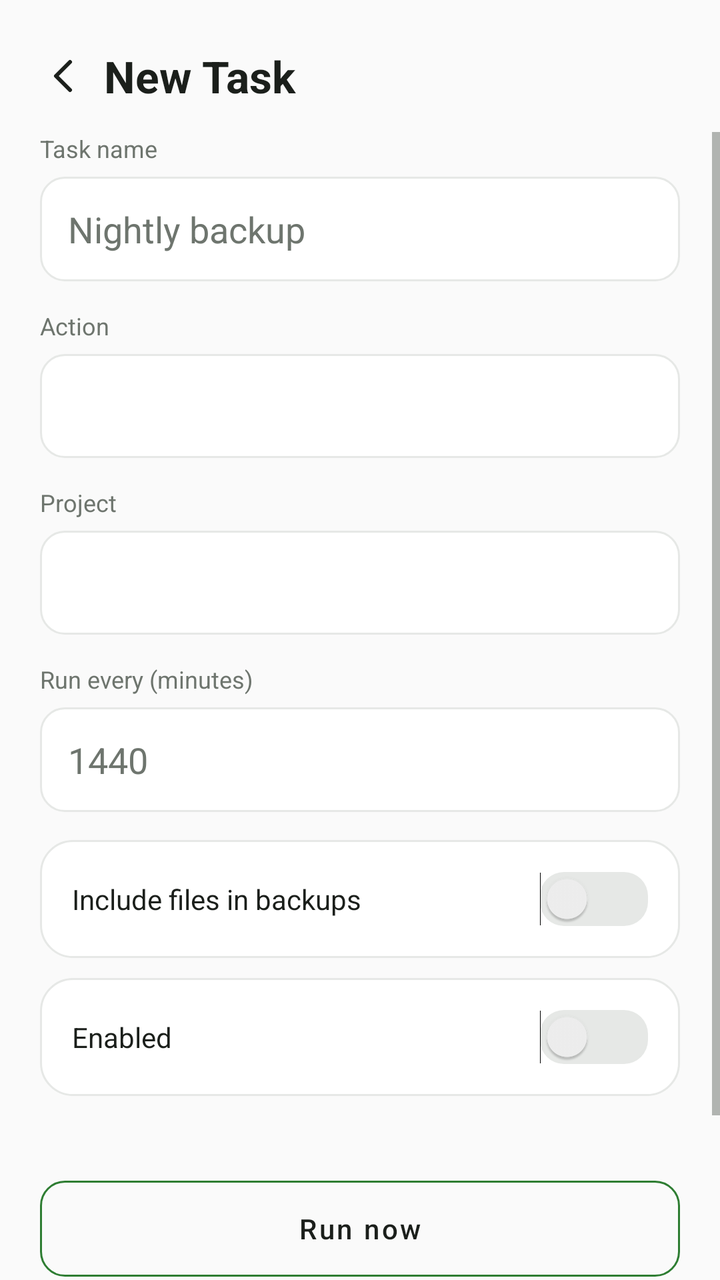
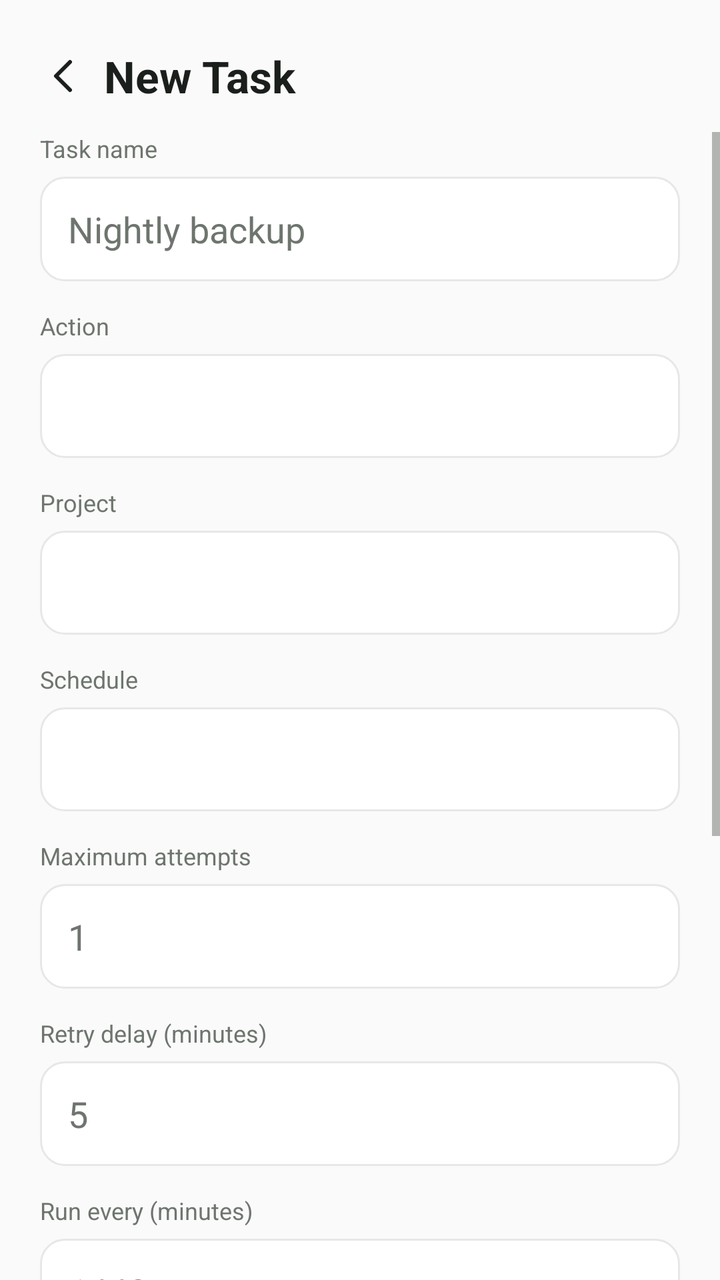

An Android layout rendered at two revisions. The XML below is the earlier revision; the diff shows what the commit changed to produce the second picture.
<!-- AndroidManifest.xml: activity theme Theme.PhoneServer.Home -->
<!-- res/layout/activity_task_edit.xml -->
<?xml version="1.0" encoding="utf-8"?>
<FrameLayout xmlns:android="http://schemas.android.com/apk/res/android"
    android:layout_width="match_parent"
    android:layout_height="match_parent"
    android:background="@color/home_bg">

    <LinearLayout
        android:layout_width="match_parent"
        android:layout_height="match_parent"
        android:orientation="vertical">

        <LinearLayout
            android:layout_width="match_parent"
            android:layout_height="wrap_content"
            android:orientation="horizontal"
            android:gravity="center_vertical"
            android:paddingStart="12dp"
            android:paddingEnd="20dp"
            android:paddingTop="18dp"
            android:paddingBottom="8dp">

            <ImageView
                android:id="@+id/back_button"
                android:layout_width="40dp"
                android:layout_height="40dp"
                android:padding="8dp"
                android:src="@drawable/ic_back_arrow" />

            <TextView
                android:id="@+id/screen_title"
                android:layout_width="0dp"
                android:layout_height="wrap_content"
                android:layout_weight="1"
                android:text="New Task"
                android:textColor="@color/home_text_primary"
                android:textSize="22sp"
                android:textStyle="bold" />
        </LinearLayout>

        <ScrollView
            android:layout_width="match_parent"
            android:layout_height="0dp"
            android:layout_weight="1"
            android:fillViewport="true">

            <LinearLayout
                android:layout_width="match_parent"
                android:layout_height="wrap_content"
                android:orientation="vertical"
                android:paddingStart="20dp"
                android:paddingEnd="20dp"
                android:paddingBottom="30dp">

                <TextView
                    android:layout_width="wrap_content"
                    android:layout_height="wrap_content"
                    android:text="Task name"
                    android:textColor="@color/home_text_secondary"
                    android:textSize="12sp"
                    android:layout_marginBottom="6dp" />

                <EditText
                    android:id="@+id/input_name"
                    android:layout_width="match_parent"
                    android:layout_height="wrap_content"
                    android:hint="Nightly backup"
                    android:background="@drawable/bg_input_outline"
                    android:textColor="@color/home_text_primary"
                    android:textColorHint="@color/home_text_secondary"
                    android:padding="14dp"
                    android:singleLine="true"
                    android:layout_marginBottom="14dp" />

                <TextView
                    android:layout_width="wrap_content"
                    android:layout_height="wrap_content"
                    android:text="Action"
                    android:textColor="@color/home_text_secondary"
                    android:textSize="12sp"
                    android:layout_marginBottom="6dp" />

                <Spinner
                    android:id="@+id/action_spinner"
                    android:layout_width="match_parent"
                    android:layout_height="wrap_content"
                    android:background="@drawable/bg_input_outline"
                    android:padding="14dp"
                    android:minHeight="52dp"
                    android:layout_marginBottom="14dp" />

                <LinearLayout
                    android:id="@+id/project_section"
                    android:layout_width="match_parent"
                    android:layout_height="wrap_content"
                    android:orientation="vertical"
                    android:layout_marginBottom="14dp">

                    <TextView
                        android:layout_width="wrap_content"
                        android:layout_height="wrap_content"
                        android:text="Project"
                        android:textColor="@color/home_text_secondary"
                        android:textSize="12sp"
                        android:layout_marginBottom="6dp" />

                    <Spinner
                        android:id="@+id/project_spinner"
                        android:layout_width="match_parent"
                        android:layout_height="wrap_content"
                        android:background="@drawable/bg_input_outline"
                        android:padding="14dp"
                        android:minHeight="52dp" />
                </LinearLayout>

                <LinearLayout
                    android:id="@+id/webhook_section"
                    android:layout_width="match_parent"
                    android:layout_height="wrap_content"
                    android:orientation="vertical"
                    android:layout_marginBottom="14dp"
                    android:visibility="gone">

                    <TextView
                        android:layout_width="wrap_content"
                        android:layout_height="wrap_content"
                        android:text="Webhook"
                        android:textColor="@color/home_text_secondary"
                        android:textSize="12sp"
                        android:layout_marginBottom="6dp" />

                    <Spinner
                        android:id="@+id/webhook_spinner"
                        android:layout_width="match_parent"
                        android:layout_height="wrap_content"
                        android:background="@drawable/bg_input_outline"
                        android:padding="14dp"
                        android:minHeight="52dp" />
                </LinearLayout>

                <TextView
                    android:layout_width="wrap_content"
                    android:layout_height="wrap_content"
                    android:text="Run every (minutes)"
                    android:textColor="@color/home_text_secondary"
                    android:textSize="12sp"
                    android:layout_marginBottom="6dp" />

                <EditText
                    android:id="@+id/input_interval"
                    android:layout_width="match_parent"
                    android:layout_height="wrap_content"
                    android:hint="1440"
                    android:inputType="number"
                    android:background="@drawable/bg_input_outline"
                    android:textColor="@color/home_text_primary"
                    android:textColorHint="@color/home_text_secondary"
                    android:padding="14dp"
                    android:singleLine="true"
                    android:layout_marginBottom="14dp" />

                <LinearLayout
                    android:layout_width="match_parent"
                    android:layout_height="wrap_content"
                    android:orientation="horizontal"
                    android:gravity="center_vertical"
                    android:background="@drawable/bg_home_card"
                    android:padding="16dp"
                    android:layout_marginBottom="10dp">

                    <TextView
                        android:layout_width="0dp"
                        android:layout_height="wrap_content"
                        android:layout_weight="1"
                        android:text="Include files in backups"
                        android:textColor="@color/home_text_primary"
                        android:textSize="14sp" />

                    <Switch
                        android:id="@+id/switch_include_files"
                        android:layout_width="wrap_content"
                        android:layout_height="wrap_content"
                        android:track="@drawable/switch_track" />
                </LinearLayout>

                <LinearLayout
                    android:layout_width="match_parent"
                    android:layout_height="wrap_content"
                    android:orientation="horizontal"
                    android:gravity="center_vertical"
                    android:background="@drawable/bg_home_card"
                    android:padding="16dp"
                    android:layout_marginBottom="14dp">

                    <TextView
                        android:layout_width="0dp"
                        android:layout_height="wrap_content"
                        android:layout_weight="1"
                        android:text="Enabled"
                        android:textColor="@color/home_text_primary"
                        android:textSize="14sp" />

                    <Switch
                        android:id="@+id/switch_enabled"
                        android:layout_width="wrap_content"
                        android:layout_height="wrap_content"
                        android:track="@drawable/switch_track" />
                </LinearLayout>

                <TextView
                    android:id="@+id/status_text"
                    android:layout_width="match_parent"
                    android:layout_height="wrap_content"
                    android:textColor="@color/home_text_secondary"
                    android:textSize="12sp"
                    android:layout_marginBottom="12dp" />

                <Button
                    android:id="@+id/run_button"
                    android:layout_width="match_parent"
                    android:layout_height="48dp"
                    android:text="Run now"
                    android:textAllCaps="false"
                    android:background="@drawable/bg_button_outline"
                    android:textColor="@color/home_text_primary"
                    android:layout_marginBottom="10dp" />

                <Button
                    android:id="@+id/save_button"
                    android:layout_width="match_parent"
                    android:layout_height="48dp"
                    android:text="Save task"
                    android:textAllCaps="false"
                    android:background="@drawable/bg_button_primary"
                    android:textColor="@android:color/white"
                    android:layout_marginBottom="10dp" />

                <Button
                    android:id="@+id/delete_button"
                    android:layout_width="match_parent"
                    android:layout_height="48dp"
                    android:text="Delete task"
                    android:textAllCaps="false"
                    android:background="@drawable/bg_button_red"
                    android:textColor="@android:color/white"
                    android:visibility="gone" />
            </LinearLayout>
        </ScrollView>
    </LinearLayout>
</FrameLayout>
<!-- resources referenced by this layout -->
<resources>
  <color name="home_bg">#FAFAFA</color>
  <color name="home_text_primary">#1B1F1B</color>
  <color name="home_text_secondary">#6E756E</color>
  <!-- drawable bg_button_outline (drawable) -->
  <shape xmlns:android="http://schemas.android.com/apk/res/android">
      <solid android:color="@android:color/transparent" />
      <corners android:radius="12dp" />
      <stroke android:width="1dp" android:color="@color/home_border" />
  </shape>
  <!-- drawable bg_button_primary (drawable) -->
  <shape xmlns:android="http://schemas.android.com/apk/res/android">
      <solid android:color="@color/home_accent" />
      <corners android:radius="12dp" />
  </shape>
  <!-- drawable bg_button_red (drawable) -->
  <shape xmlns:android="http://schemas.android.com/apk/res/android">
      <solid android:color="#D32F2F" />
      <corners android:radius="14dp" />
  </shape>
  <!-- drawable bg_home_card (drawable) -->
  <shape xmlns:android="http://schemas.android.com/apk/res/android">
      <solid android:color="@color/home_surface" />
      <corners android:radius="16dp" />
      <stroke android:width="1dp" android:color="@color/home_border" />
  </shape>
  <!-- drawable bg_input_outline (drawable) -->
  <shape xmlns:android="http://schemas.android.com/apk/res/android">
      <solid android:color="@color/home_surface" />
      <corners android:radius="12dp" />
      <stroke android:width="1dp" android:color="@color/home_border" />
  </shape>
  <!-- drawable ic_back_arrow (drawable) -->
  <vector xmlns:android="http://schemas.android.com/apk/res/android"
      android:width="24dp" android:height="24dp" android:viewportWidth="24" android:viewportHeight="24">
      <path android:fillColor="#00000000" android:strokeColor="#1B1F1B" android:strokeWidth="2" android:strokeLineCap="round" android:strokeLineJoin="round"
          android:pathData="M15,5l-7,7 7,7"/>
  </vector>
  <!-- drawable switch_track (drawable) -->
  <selector xmlns:android="http://schemas.android.com/apk/res/android">
      <item android:state_checked="true">
          <shape>
              <solid android:color="@color/home_accent" />
              <corners android:radius="12dp" />
          </shape>
      </item>
      <item>
          <shape>
              <solid android:color="@color/home_border" />
              <corners android:radius="12dp" />
          </shape>
      </item>
  </selector>
  <style name="Theme.PhoneServer.Home" parent="Theme.MaterialComponents.Light.NoActionBar">
          <item name="android:colorBackground">@color/home_bg</item>
          <item name="android:textColorPrimary">@color/home_text_primary</item>
          <item name="android:textColorSecondary">@color/home_text_secondary</item>
          <item name="android:statusBarColor">@color/home_bg</item>
          <item name="android:navigationBarColor">@color/home_surface</item>
          <item name="android:windowLightStatusBar">true</item>
          <item name="android:windowBackground">@color/home_bg</item>
          <item name="android:windowSoftInputMode">adjustResize</item>
          <item name="colorPrimary">@color/home_accent</item>
          <item name="colorPrimaryDark">@color/home_bg</item>
          <item name="colorAccent">@color/home_accent</item>
          <item name="colorOnPrimary">@color/home_surface</item>
          <item name="colorSurface">@color/home_surface</item>
      </style>
  <color name="home_border">#E6E8E6</color>
  <color name="home_accent">#2E7D32</color>
  <color name="home_surface">#FFFFFF</color>
</resources>

<!-- the commit's change to res/layout/activity_task_edit.xml (unified diff, before → after) -->
@@ -140,6 +140,93 @@
                 <TextView
                     android:layout_width="wrap_content"
                     android:layout_height="wrap_content"
+                    android:text="Schedule"
+                    android:textColor="@color/home_text_secondary"
+                    android:textSize="12sp"
+                    android:layout_marginBottom="6dp" />
+
+                <Spinner
+                    android:id="@+id/schedule_spinner"
+                    android:layout_width="match_parent"
+                    android:layout_height="wrap_content"
+                    android:background="@drawable/bg_input_outline"
+                    android:padding="14dp"
+                    android:minHeight="52dp"
+                    android:layout_marginBottom="14dp" />
+
+                <LinearLayout
+                    android:id="@+id/run_at_section"
+                    android:layout_width="match_parent"
+                    android:layout_height="wrap_content"
+                    android:orientation="vertical"
+                    android:visibility="gone"
+                    android:layout_marginBottom="14dp">
+
+                    <TextView
+                        android:layout_width="wrap_content"
+                        android:layout_height="wrap_content"
+                        android:text="Run at (yyyy-MM-dd HH:mm)"
+                        android:textColor="@color/home_text_secondary"
+                        android:textSize="12sp"
+                        android:layout_marginBottom="6dp" />
+
+                    <EditText
+                        android:id="@+id/input_run_at"
+                        android:layout_width="match_parent"
+                        android:layout_height="wrap_content"
+                        android:hint="2026-11-20 02:00"
+                        android:background="@drawable/bg_input_outline"
+                        android:textColor="@color/home_text_primary"
+                        android:textColorHint="@color/home_text_secondary"
+                        android:padding="14dp"
+                        android:singleLine="true" />
+                </LinearLayout>
+
+                <TextView
+                    android:layout_width="wrap_content"
+                    android:layout_height="wrap_content"
+                    android:text="Maximum attempts"
+                    android:textColor="@color/home_text_secondary"
+                    android:textSize="12sp"
+                    android:layout_marginBottom="6dp" />
+
+                <EditText
+                    android:id="@+id/input_max_attempts"
+                    android:layout_width="match_parent"
+                    android:layout_height="wrap_content"
+                    android:hint="1"
+                    android:inputType="number"
+                    android:background="@drawable/bg_input_outline"
+                    android:textColor="@color/home_text_primary"
+                    android:textColorHint="@color/home_text_secondary"
+                    android:padding="14dp"
+                    android:singleLine="true"
+                    android:layout_marginBottom="14dp" />
+
+                <TextView
+                    android:layout_width="wrap_content"
+                    android:layout_height="wrap_content"
+                    android:text="Retry delay (minutes)"
+                    android:textColor="@color/home_text_secondary"
+                    android:textSize="12sp"
+                    android:layout_marginBottom="6dp" />
+
+                <EditText
+                    android:id="@+id/input_retry_delay"
+                    android:layout_width="match_parent"
+                    android:layout_height="wrap_content"
+                    android:hint="5"
+                    android:inputType="number"
+                    android:background="@drawable/bg_input_outline"
+                    android:textColor="@color/home_text_primary"
+                    android:textColorHint="@color/home_text_secondary"
+                    android:padding="14dp"
+                    android:singleLine="true"
+                    android:layout_marginBottom="14dp" />
+
+                <TextView
+                    android:layout_width="wrap_content"
+                    android:layout_height="wrap_content"
                     android:text="Run every (minutes)"
                     android:textColor="@color/home_text_secondary"
                     android:textSize="12sp"
